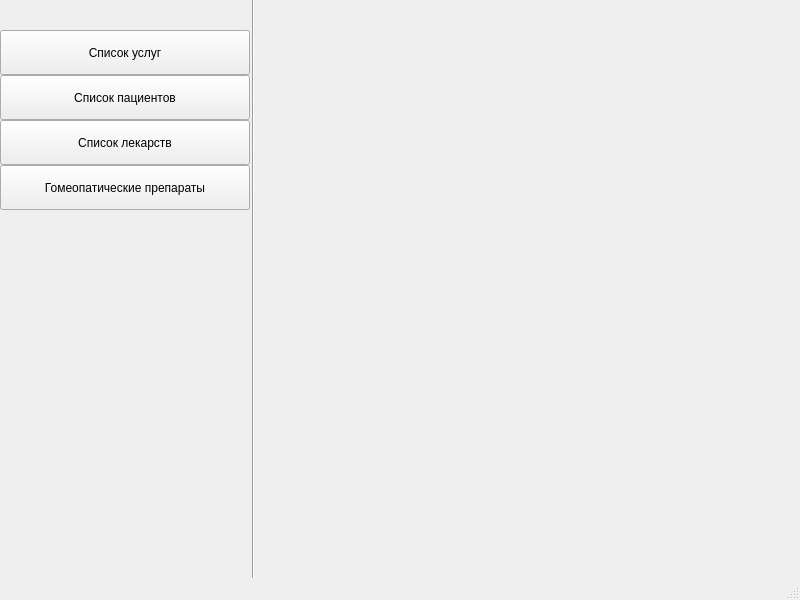
Qt form interface/mainwindow.ui (strizh78/MApp) before a commit.
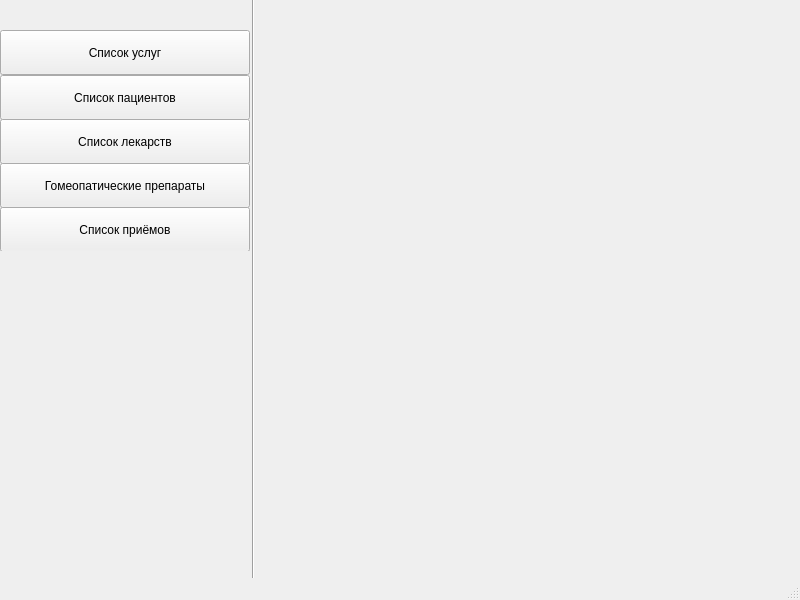
The same form after that commit.

Commit message: Add appointment class and forms (#38)

The edit to the form file:
```diff
--- a/interface/mainwindow.ui
+++ b/interface/mainwindow.ui
@@ -32,8 +32,8 @@
      <rect>
       <x>0</x>
       <y>30</y>
-      <width>252</width>
-      <height>182</height>
+      <width>251</width>
+      <height>221</height>
      </rect>
     </property>
     <layout class="QVBoxLayout" name="verticalLayout">
@@ -116,6 +116,25 @@
        </property>
       </widget>
      </item>
+     <item>
+      <widget class="QPushButton" name="appointmentsList">
+       <property name="minimumSize">
+        <size>
+         <width>250</width>
+         <height>45</height>
+        </size>
+       </property>
+       <property name="maximumSize">
+        <size>
+         <width>250</width>
+         <height>45</height>
+        </size>
+       </property>
+       <property name="text">
+        <string>Список приёмов</string>
+       </property>
+      </widget>
+     </item>
     </layout>
    </widget>
   </widget>
```
Left out of the diff: 2 changed lines with no effect on the pictures. The commit also changes 48 other files.
